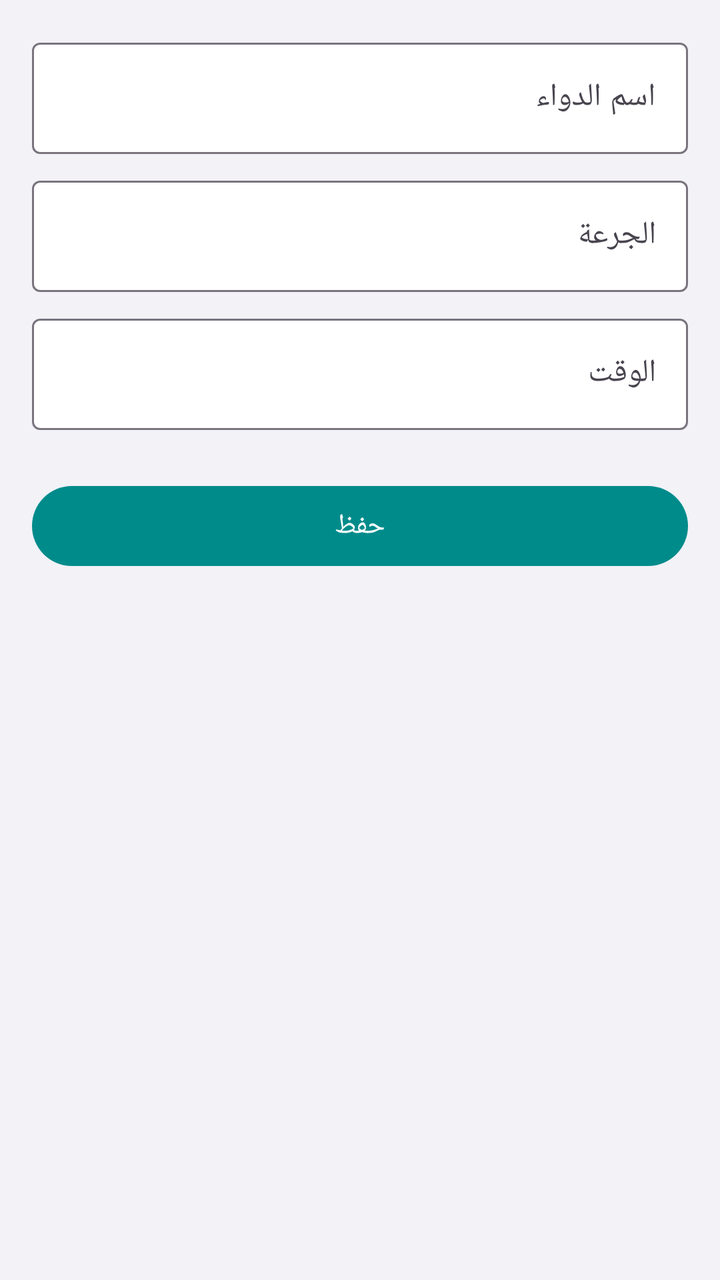
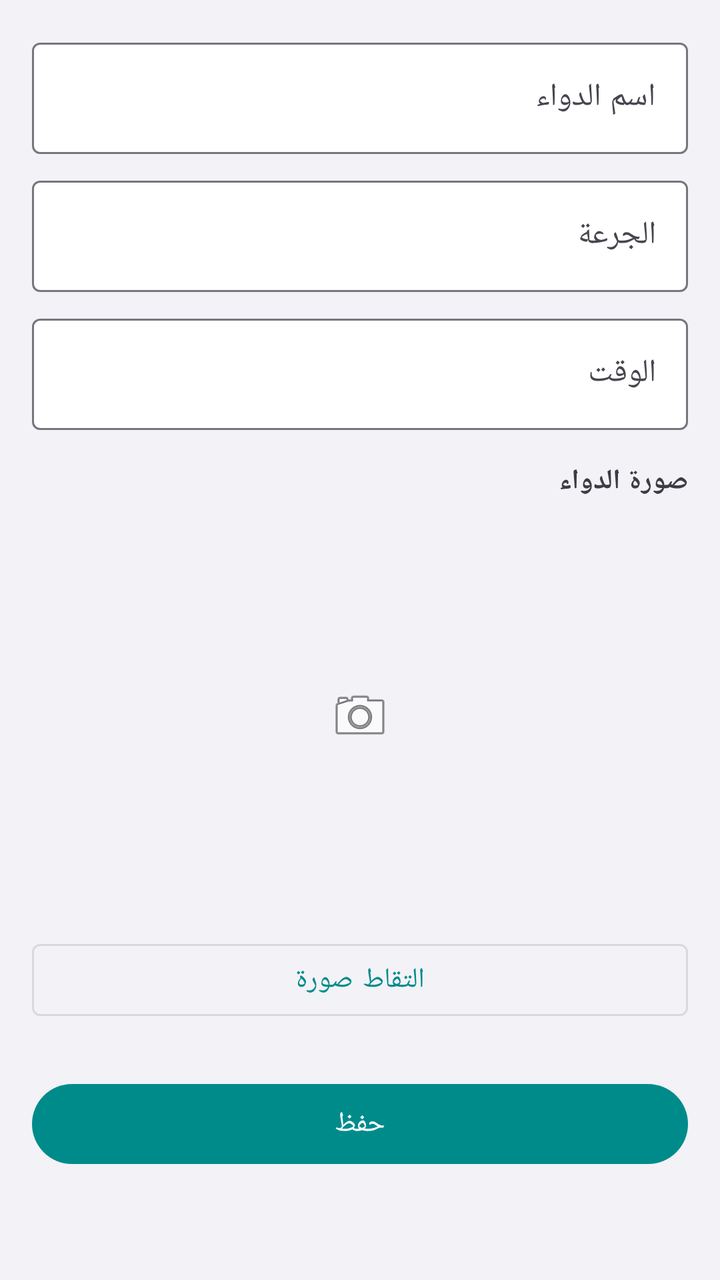

Compare the two renders of this Android layout. The source of the first and the diff that turns it into the second are given below.
<!-- AndroidManifest.xml: application theme Theme.DragApp -->
<!-- res/layout/fragment_add_medication.xml -->
<?xml version="1.0" encoding="utf-8"?>
<ScrollView xmlns:android="http://schemas.android.com/apk/res/android"
    xmlns:app="http://schemas.android.com/apk/res-auto"
    android:layout_width="match_parent"
    android:layout_height="match_parent"
    android:fillViewport="true">

    <LinearLayout
        android:layout_width="match_parent"
        android:layout_height="wrap_content"
        android:orientation="vertical"
        android:padding="16dp">

        <com.google.android.material.textfield.TextInputLayout
            android:layout_width="match_parent"
            android:layout_height="wrap_content"
            android:hint="@string/medication_name"
            app:boxBackgroundColor="@color/ios_card">

            <com.google.android.material.textfield.TextInputEditText
                android:id="@+id/medication_name_input"
                android:layout_width="match_parent"
                android:layout_height="wrap_content"
                android:inputType="text" />
        </com.google.android.material.textfield.TextInputLayout>

        <com.google.android.material.textfield.TextInputLayout
            android:layout_width="match_parent"
            android:layout_height="wrap_content"
            android:layout_marginTop="8dp"
            android:hint="@string/dosage"
            app:boxBackgroundColor="@color/ios_card">

            <com.google.android.material.textfield.TextInputEditText
                android:id="@+id/dosage_input"
                android:layout_width="match_parent"
                android:layout_height="wrap_content"
                android:inputType="text" />
        </com.google.android.material.textfield.TextInputLayout>

        <com.google.android.material.textfield.TextInputLayout
            android:layout_width="match_parent"
            android:layout_height="wrap_content"
            android:layout_marginTop="8dp"
            android:hint="@string/time"
            app:boxBackgroundColor="@color/ios_card">

            <com.google.android.material.textfield.TextInputEditText
                android:id="@+id/time_input"
                android:layout_width="match_parent"
                android:layout_height="wrap_content"
                android:inputType="time" />
        </com.google.android.material.textfield.TextInputLayout>

        <com.google.android.material.button.MaterialButton
            android:id="@+id/btn_save_medication"
            android:layout_width="match_parent"
            android:layout_height="wrap_content"
            android:layout_marginTop="24dp"
            android:text="@string/save" />
    </LinearLayout>
</ScrollView>
<!-- resources referenced by this layout -->
<resources>
  <color name="ios_card">#FFFFFF</color>
  <string name="dosage">الجرعة</string>
  <string name="medication_name">اسم الدواء</string>
  <string name="save">حفظ</string>
  <string name="time">الوقت</string>
  <style name="Theme.DragApp" parent="Base.Theme.DragApp" />
  <style name="Base.Theme.DragApp" parent="Theme.Material3.Light.NoActionBar">
          <item name="colorPrimary">@color/ios_primary</item>
          <item name="android:statusBarColor">@color/ios_primary</item>
          <item name="android:navigationBarColor">@color/ios_bg</item>
          <item name="android:windowBackground">@color/ios_bg</item>
      </style>
  <color name="ios_primary">#008B8B</color>
  <color name="ios_bg">#F2F2F7</color>
</resources>

<!-- the commit's change to res/layout/fragment_add_medication.xml (unified diff, before → after) -->
@@ -52,6 +52,32 @@
                 android:inputType="time" />
         </com.google.android.material.textfield.TextInputLayout>
 
+        <TextView
+            android:layout_width="match_parent"
+            android:layout_height="wrap_content"
+            android:layout_marginTop="16dp"
+            android:text="صورة الدواء"
+            android:textColor="@color/ios_label"
+            android:textStyle="bold" />
+
+        <ImageView
+            android:id="@+id/medication_photo"
+            android:layout_width="match_parent"
+            android:layout_height="200dp"
+            android:layout_marginTop="8dp"
+            android:background="@color/ios_bg"
+            android:contentDescription="@string/take_photo"
+            android:scaleType="centerInside"
+            android:src="@android:drawable/ic_menu_camera" />
+
+        <com.google.android.material.button.MaterialButton
+            android:id="@+id/btn_take_photo"
+            style="@style/Widget.MaterialComponents.Button.OutlinedButton"
+            android:layout_width="match_parent"
+            android:layout_height="wrap_content"
+            android:layout_marginTop="8dp"
+            android:text="@string/take_photo" />
+
         <com.google.android.material.button.MaterialButton
             android:id="@+id/btn_save_medication"
             android:layout_width="match_parent"
<!-- resource entries referenced after the edit -->
@@ -1,9 +1,11 @@
 <!-- resources referenced by this layout -->
 <resources>
   <color name="ios_card">#FFFFFF</color>
+  <color name="ios_label">#3C3C43</color>
   <string name="dosage">الجرعة</string>
   <string name="medication_name">اسم الدواء</string>
   <string name="save">حفظ</string>
+  <string name="take_photo">التقاط صورة</string>
   <string name="time">الوقت</string>
   <style name="Theme.DragApp" parent="Base.Theme.DragApp" />
   <style name="Base.Theme.DragApp" parent="Theme.Material3.Light.NoActionBar">
